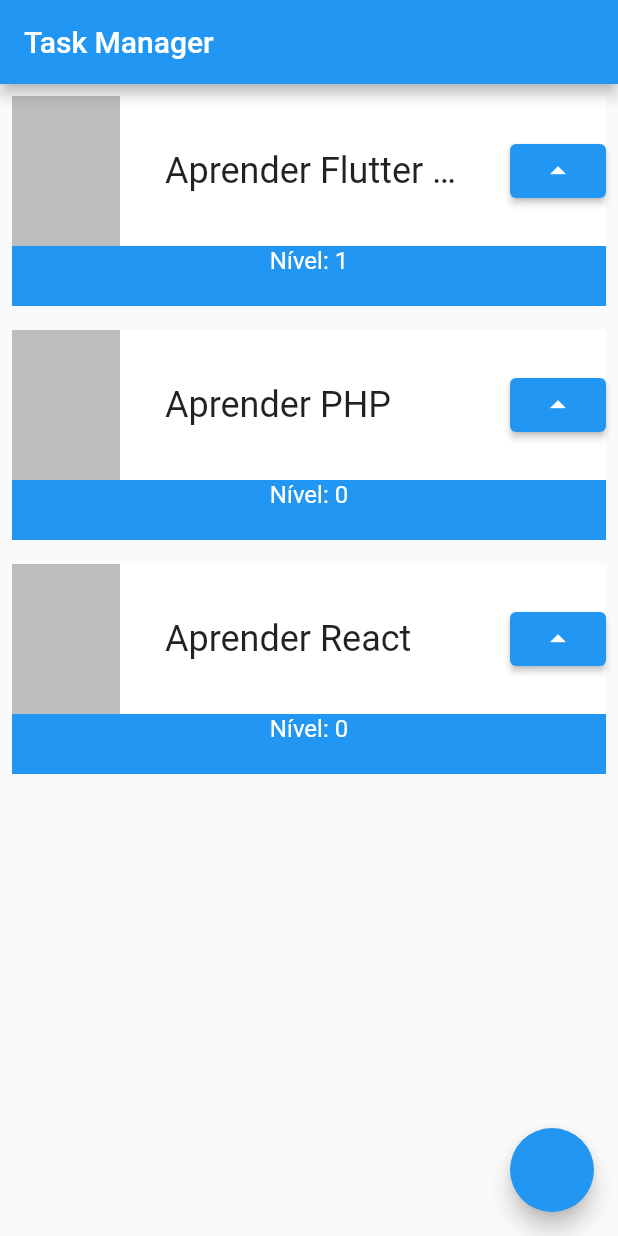
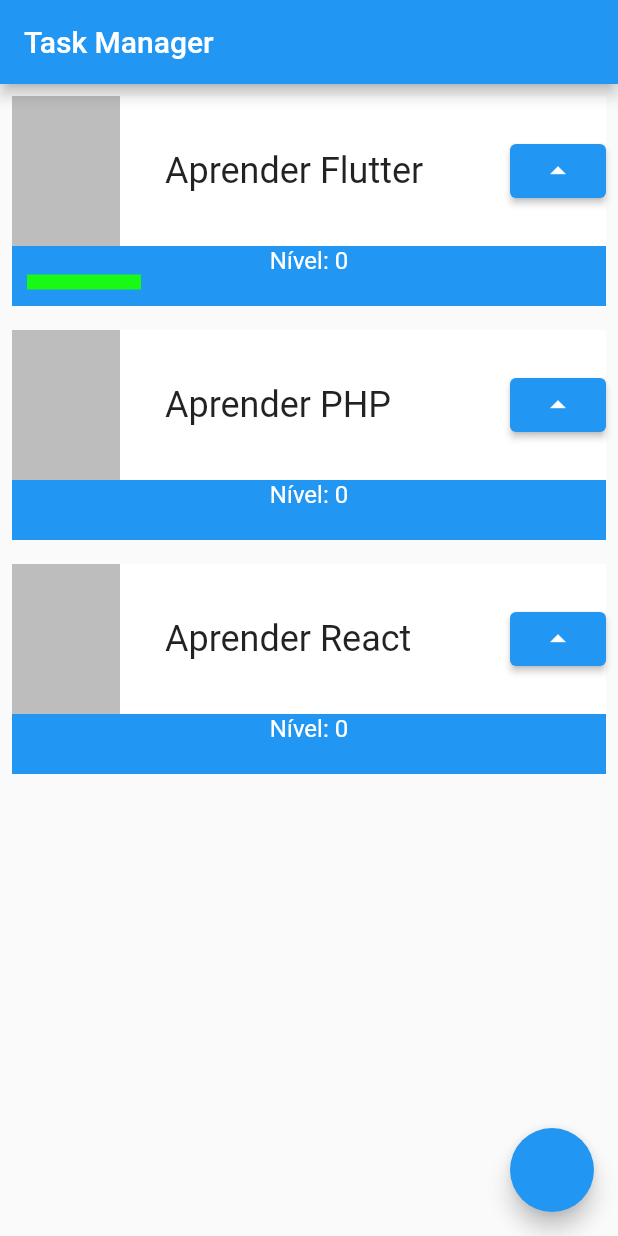
Before and after one commit to yoshinolucas/app-de-tasks-mobile, a Flutter app: the screen it shows after launch, after a tap on the "arrow drop up" icon, on a phone screen of 412 x 824 dp. Run offline on Flutter 3.47's test engine with Material 2 defaults, Android fonts, the phone set to English and light mode, and no system bars.

Commit message:
level bar and grow xp and level insert

```diff
--- a/lib/main.dart
+++ b/lib/main.dart
@@ -18,7 +18,7 @@ class MyApp extends StatelessWidget {
         floatingActionButton: FloatingActionButton(onPressed: () {}),
         body: ListView(
           children: [
-            Task('Aprender Flutter aosdjasdjnaofnofsdnojsgdnjsognjfdgndofjgndjgndg'),
+            Task('Aprender Flutter'),
             Task('Aprender PHP'),
             Task('Aprender React'),
           ],
@@ -40,10 +40,26 @@ class Task extends StatefulWidget {
 }
 
 class _TaskState extends State<Task> {
+  double _levelBar = 0;
   int _nivel = 0;
+  int _xp = 0;
+  grow() {
+    if (_xp == 10) {
+      setState(() {
+        _nivel++;
+      });
+      _xp = 0;
+      _levelBar = 0;
+    } else {
+      setState(() {
+        _xp++;
+        _levelBar += 76;
+      });
+    }
+  }
+
   @override
   Widget build(BuildContext context) {
-
     return Padding(
         padding: EdgeInsets.all(8.0),
         child: Container(
@@ -75,13 +91,26 @@ class _TaskState extends State<Task> {
                           ),
                         ),
                         ElevatedButton(
-                          onPressed: ()=>setState(()=>_nivel++),
+                          onPressed: () => grow(),
                           child: const Icon(Icons.arrow_drop_up),
                         ),
                       ],
                     )),
                 Text('Nível: $_nivel',
-                    style: TextStyle(color: Colors.white, fontSize: 16))
+                    style: TextStyle(color: Colors.white, fontSize: 16)),
+                Padding(
+                  padding: EdgeInsets.only(left:10.0),
+                  child: Row(
+                    mainAxisAlignment: MainAxisAlignment.start,
+                    children: [
+                      Container(
+                        color: Color.fromARGB(255, 22, 250, 22),
+                        width: _levelBar,
+                        height: 10,
+                      ),
+                    ],
+                  ),
+                ),
               ],
             )
           ],
```
